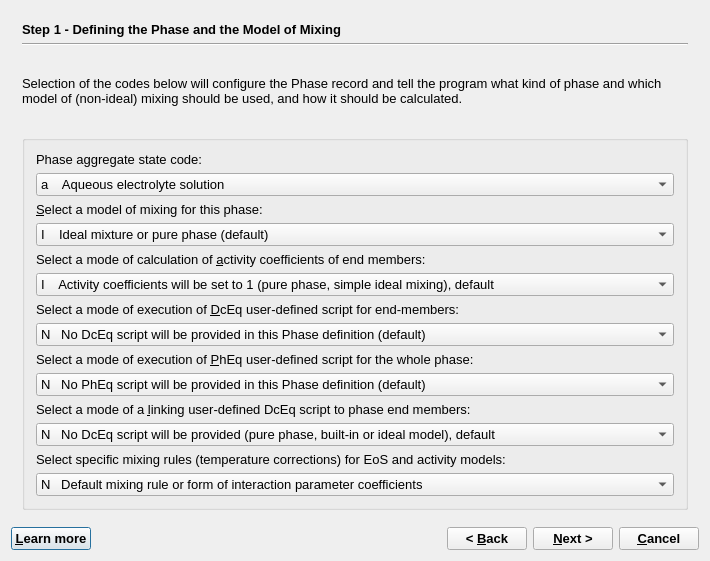
Above: GUI/Dialogs4/PhaseWizard4.ui from gemshub/GEMSGUI before the change. Below: the same form after it.
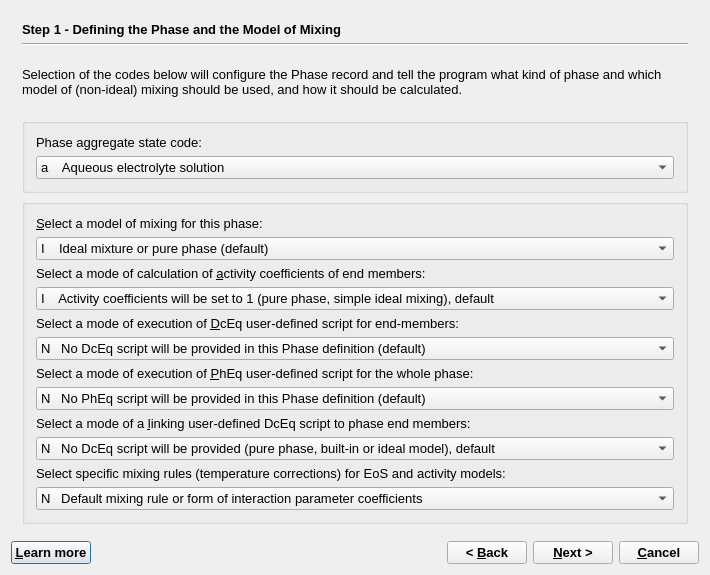
That is the form after the change. The open tabs and pages were chosen to show the change.

Commit message: Moved Phase aggregate code and add message about key changing

Diff of the .ui file:
```diff
--- a/GUI/Dialogs4/PhaseWizard4.ui
+++ b/GUI/Dialogs4/PhaseWizard4.ui
@@ -43,7 +43,7 @@
       <number>2</number>
      </property>
      <widget class="QWidget" name="page">
-      <layout class="QVBoxLayout" name="verticalLayout_2">
+      <layout class="QVBoxLayout" name="verticalLayout_3">
        <item>
         <widget class="QLabel" name="pageName">
          <property name="sizePolicy">
@@ -105,7 +105,7 @@
         </widget>
        </item>
        <item>
-        <widget class="QGroupBox" name="groupBox_7">
+        <widget class="QGroupBox" name="groupBox_4">
          <property name="title">
           <string/>
          </property>
@@ -180,6 +180,15 @@
             </item>
            </widget>
           </item>
+         </layout>
+        </widget>
+       </item>
+       <item>
+        <widget class="QGroupBox" name="groupBox_7">
+         <property name="title">
+          <string/>
+         </property>
+         <layout class="QVBoxLayout" name="verticalLayout_2">
           <item>
            <widget class="QLabel" name="ModelCodeLabel">
             <property name="text">
```
Left out of the diff: 2 changed lines with no effect on the pictures. The commit also changes 2 other files.
